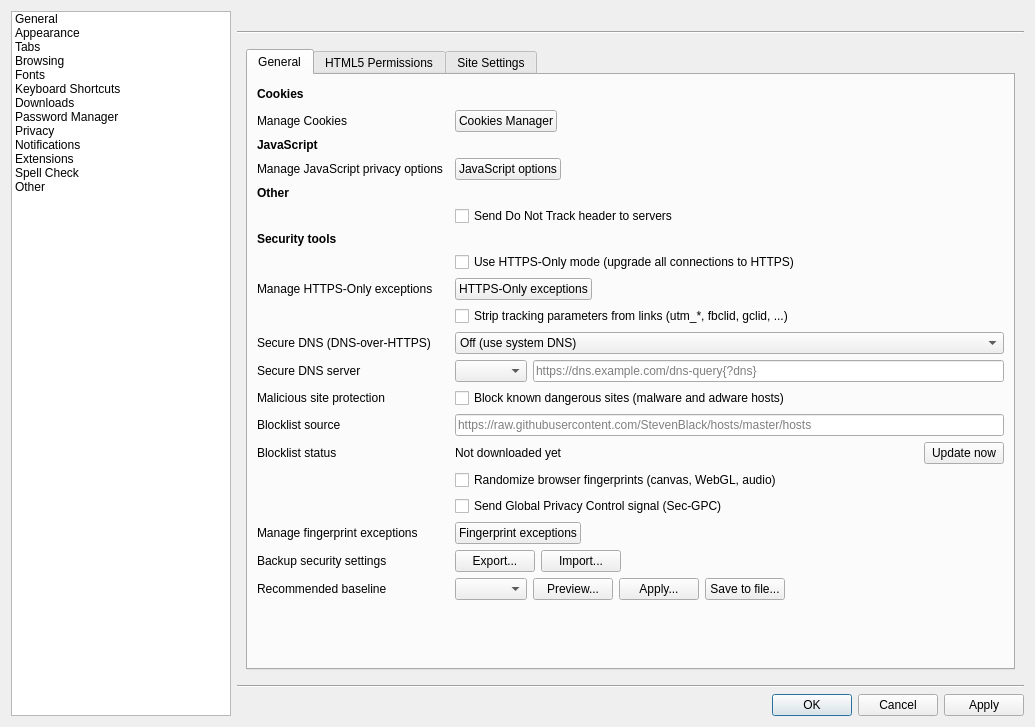
osza-tools/osza-browser, file src/lib/preferences/preferences.ui: the form before one commit.
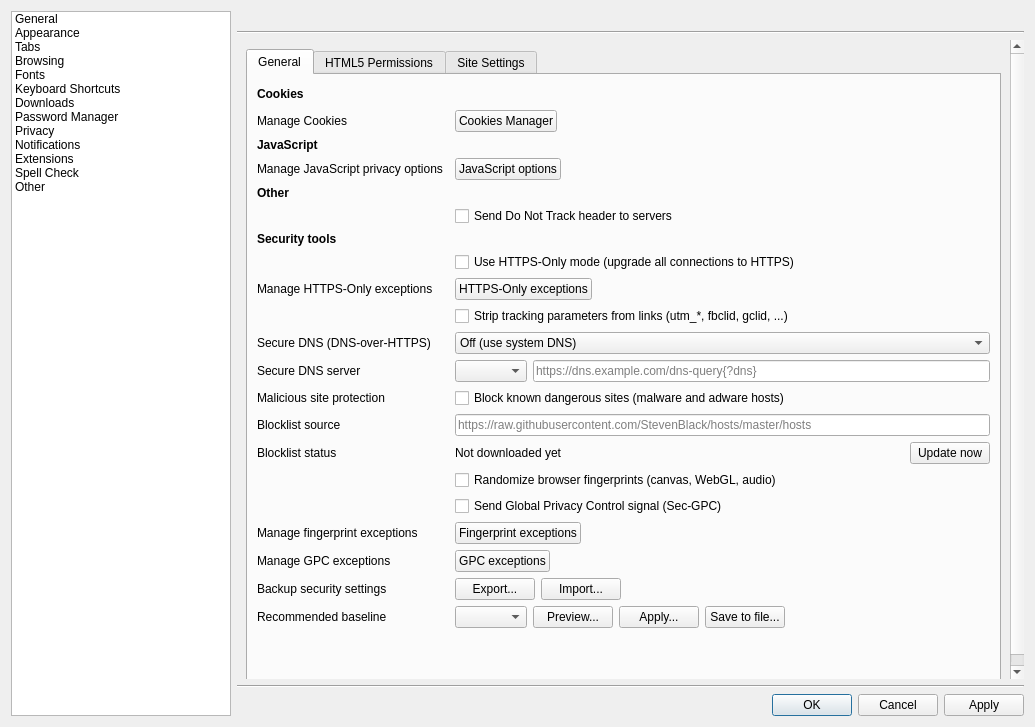
The form after the commit. The open tabs and pages were chosen to show the change. Custom widgets are drawn as their Qt base class.

What changed in the file:
```diff
--- a/src/lib/preferences/preferences.ui
+++ b/src/lib/preferences/preferences.ui
@@ -2656,13 +2656,36 @@
                 </widget>
                </item>
                <item row="21" column="0">
+                <widget class="QLabel" name="labelGpcExceptions">
+                 <property name="text">
+                  <string>Manage GPC exceptions</string>
+                 </property>
+                </widget>
+               </item>
+               <item row="21" column="2">
+                <widget class="QPushButton" name="gpcExceptionsButton">
+                 <property name="sizePolicy">
+                  <sizepolicy hsizetype="Fixed" vsizetype="Fixed">
+                   <horstretch>0</horstretch>
+                   <verstretch>0</verstretch>
+                  </sizepolicy>
+                 </property>
+                 <property name="toolTip">
+                  <string>Sites on this list are not sent the GPC opt-out - neither the Sec-GPC: 1 request header nor navigator.globalPrivacyControl. The current site can also be excluded from the padlock menu.</string>
+                 </property>
+                 <property name="text">
+                  <string>GPC exceptions</string>
+                 </property>
+                </widget>
+               </item>
+               <item row="22" column="0">
                 <widget class="QLabel" name="labelSecurityBackup">
                  <property name="text">
                   <string>Backup security settings</string>
                  </property>
                 </widget>
                </item>
-               <item row="21" column="2">
+               <item row="22" column="2">
                 <layout class="QHBoxLayout" name="horizontalLayoutSecurityBackup">
                  <item>
                   <widget class="QPushButton" name="securityExportButton">
@@ -2711,14 +2734,14 @@
                  </item>
                 </layout>
                </item>
-               <item row="22" column="0">
+               <item row="23" column="0">
                 <widget class="QLabel" name="labelSecurityPreset">
                  <property name="text">
                   <string>Recommended baseline</string>
                  </property>
                 </widget>
                </item>
-               <item row="22" column="2">
+               <item row="23" column="2">
                 <layout class="QHBoxLayout" name="horizontalLayoutSecurityPreset">
                  <item>
                   <widget class="QComboBox" name="securityPresetCombo">
@@ -2790,7 +2813,7 @@
                  </item>
                 </layout>
                </item>
-               <item row="23" column="0" colspan="3">
+               <item row="24" column="0" colspan="3">
                 <spacer name="verticalSpacer_3">
                  <property name="orientation">
                   <enum>Qt::Orientation::Vertical</enum>
```
Left out of the diff: 4 changed lines with no effect on the pictures.
